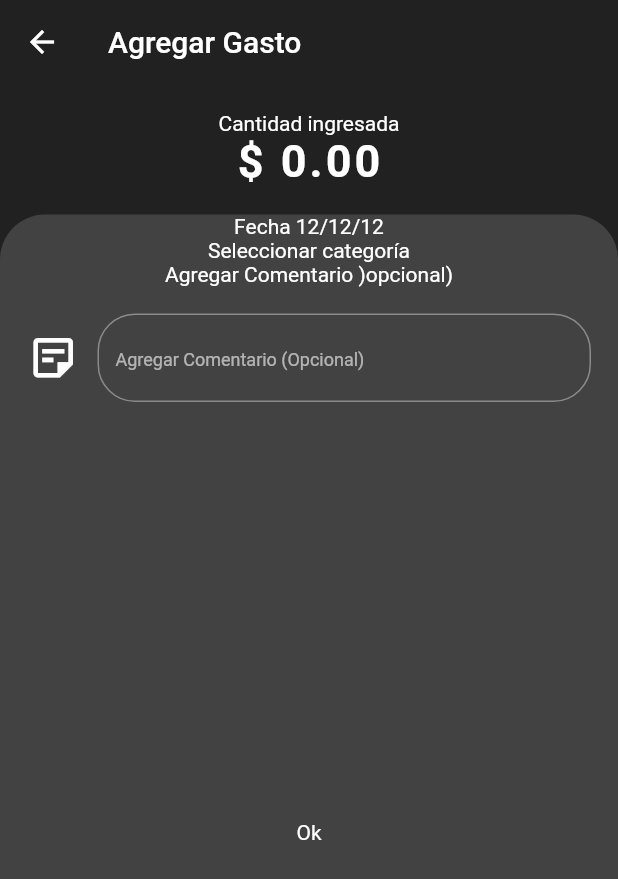
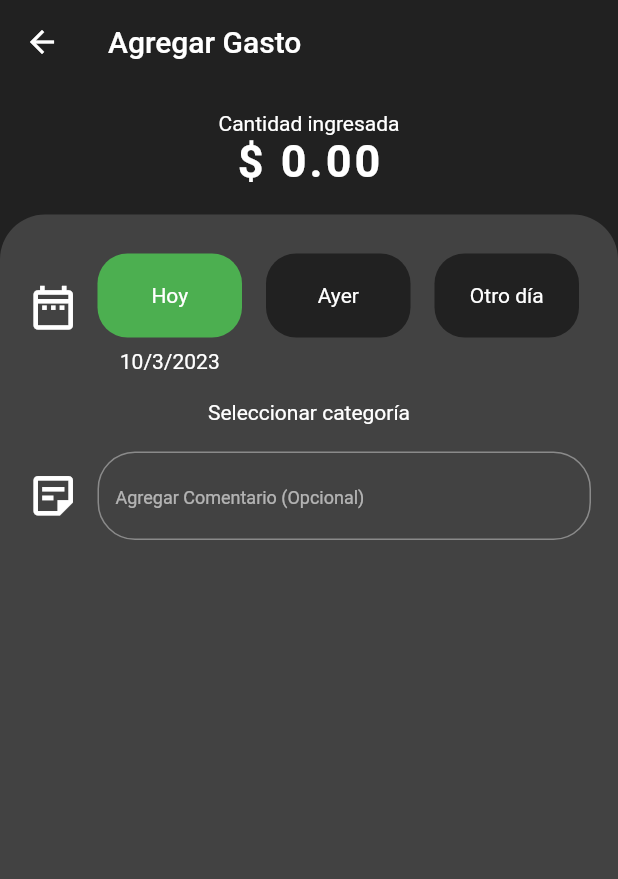
Before and after one commit to oscarvr10/Expenses-App, a Flutter app: the AddExpenses screen opened by its route, on a phone screen of 412 x 824 dp. Shown: the top 879 px of the screen. Run offline on Flutter 3.47's test engine with Material 2 defaults, Android fonts, the phone set to English and light mode, and no system bars; our stand-ins replace flutter_speed_dial.

Commit message:
Design for add expenses page 2

```diff
--- a/lib/main.dart
+++ b/lib/main.dart
@@ -2,6 +2,7 @@
 import 'package:exp_app/pages/add_expenses.dart';
 import 'package:exp_app/providers/ui_provider.dart';
 import 'package:flutter/material.dart';
+import 'package:flutter_localizations/flutter_localizations.dart';
 import 'package:provider/provider.dart';
 
 import 'pages/home_page.dart';
@@ -22,6 +23,13 @@
   Widget build(BuildContext context) {
     return MaterialApp(
       title: 'Material App',
+      localizationsDelegates: const [
+        GlobalMaterialLocalizations.delegate,
+      ],
+      supportedLocales: const [
+        Locale('es'),
+        Locale('en'),
+      ],
       theme: ThemeData.dark().copyWith(
         appBarTheme: AppBarTheme(
           backgroundColor: Colors.grey[900],
@@ -32,6 +40,9 @@
         floatingActionButtonTheme: const FloatingActionButtonThemeData(
           backgroundColor: Colors.lightGreen,
           foregroundColor: Colors.white,
+        ),
+        colorScheme: const ColorScheme.dark(
+          primary: Colors.green,
         ),
         scaffoldBackgroundColor: Colors.grey[900],
         primaryColorDark: Colors.grey[800],
--- /dev/null
+++ b/lib/models/combined_model.dart
@@ -0,0 +1,58 @@
+import 'dart:convert';
+
+CombinedModel combinedModelFromJson(String str) =>
+    CombinedModel.fromJson(json.decode(str));
+
+String combinedModelToJson(CombinedModel data) => json.encode(data.toJson());
+
+class CombinedModel {
+  CombinedModel({
+    this.id,
+    this.link,
+    this.year = 0,
+    this.month = 0,
+    this.day = 0,
+    this.category,
+    this.color,
+    this.icon,
+    this.comment = '',
+    this.amount = 0.0,
+  });
+
+  int? id;
+  int? link;
+  int year;
+  int month;
+  int day;
+  String? category;
+  String? color;
+  String? icon;
+  String comment;
+  double amount;
+
+  factory CombinedModel.fromJson(Map<String, dynamic> json) => CombinedModel(
+        id: json["id"],
+        link: json["link"],
+        year: json["year"],
+        month: json["month"],
+        day: json["day"],
+        category: json["category"],
+        color: json["color"],
+        icon: json["icon"],
+        comment: json["comment"],
+        amount: json["amount"]?.toDouble(),
+      );
+
+  Map<String, dynamic> toJson() => {
+        "id": id,
+        "link": link,
+        "year": year,
+        "month": month,
+        "day": day,
+        "category": category,
+        "color": color,
+        "icon": icon,
+        "comment": comment,
+        "amount": amount,
+      };
+}
--- a/lib/pages/add_expenses.dart
+++ b/lib/pages/add_expenses.dart
@@ -1,4 +1,6 @@
+import 'package:exp_app/models/combined_model.dart';
 import 'package:exp_app/utils/constants.dart';
+import 'package:exp_app/widgets/add_expenses_wt/date_picker.dart';
 import 'package:flutter/material.dart';
 
 import '../widgets/add_expenses_wt/bs_num_keyboard.dart';
@@ -9,19 +11,16 @@
 
   @override
   Widget build(BuildContext context) {
-    return GestureDetector(
-      behavior: HitTestBehavior.opaque,
-      onTap: () {
-        FocusScope.of(context).unfocus();
-      },
-      child: Scaffold(
+    CombinedModel cModel = CombinedModel();
+
+    return Scaffold(
       appBar: AppBar(
         title: const Text('Agregar Gasto'),
         elevation: 0.0,
       ),
       body: Column(
         children: [
-            const BSNumKeyboard(),
+          BSNumKeyboard(cModel: cModel),
           Expanded(
             child: Container(
               width: double.infinity,
@@ -30,14 +29,18 @@
               ),
               child: Column(
                 mainAxisAlignment: MainAxisAlignment.center,
-                  children: const [
-                    Text('Fecha 12/12/12'),
-                    Text('Seleccionar categoría'),
-                    Text('Agregar Comentario )opcional)'),
-                    CommentBox(),
+                children: [
+                  DatePicker(cModel: cModel),
+                  const Text('Seleccionar categoría'),
+                  CommentBox(cModel: cModel),
                   Expanded(
                     child: Center(
-                        child: Text('Ok'),
+                      child: GestureDetector(
+                        child: const Text(''),
+                        onTap: () {
+                          print(cModel.amount);
+                        },
+                      ),
                     ),
                   ),
                 ],
@@ -46,7 +49,6 @@
           )
         ],
       ),
-      ),
     );
   }
 }
--- a/lib/widgets/add_expenses_wt/bs_num_keyboard.dart
+++ b/lib/widgets/add_expenses_wt/bs_num_keyboard.dart
@@ -1,8 +1,11 @@
 import 'package:exp_app/utils/constants.dart';
 import 'package:flutter/material.dart';
 
+import '../../models/combined_model.dart';
+
 class BSNumKeyboard extends StatefulWidget {
-  const BSNumKeyboard({super.key});
+  final CombinedModel cModel;
+  const BSNumKeyboard({super.key, required this.cModel});
 
   @override
   State<BSNumKeyboard> createState() => _BSNumKeyboardState();
@@ -10,6 +13,12 @@
 
 class _BSNumKeyboardState extends State<BSNumKeyboard> {
   String amount = '0.00';
+
+  @override
+  void initState() {
+    amount = widget.cModel.amount.toStringAsFixed(2);
+    super.initState();
+  }
 
   @override
   Widget build(BuildContext context) {
@@ -45,6 +54,7 @@
       onTap: () {
         setState(() {
           amount += _text;
+          widget.cModel.amount = double.parse(amount);
         });
       },
       child: SizedBox(
@@ -59,6 +69,11 @@
         ),
       ),
     );
+  }
+
+  _expenseChange(String amount) {
+    if (amount == '') amount = '0.00';
+    widget.cModel.amount = double.parse(amount);
   }
 
   _numPad() {
@@ -128,12 +143,14 @@
                                     if (amount.length > 0.0) {
                                       amount = amount.substring(
                                           0, amount.length - 1);
+                                      _expenseChange(amount);
                                     }
                                   });
                                 },
                                 onLongPress: () {
                                   setState(() {
                                     amount = '';
+                                    _expenseChange(amount);
                                   });
                                 },
                                 child: SizedBox(
@@ -157,6 +174,7 @@
                               onTap: () {
                                 setState(() {
                                   amount = '0.00';
+                                  _expenseChange(amount);
                                   Navigator.pop(context);
                                 });
                               },
@@ -169,6 +187,7 @@
                               onTap: () {
                                 setState(() {
                                   if (amount.length == 0.0) amount = '0.00';
+                                  _expenseChange(amount);
                                   Navigator.pop(context);
                                 });
                               },
--- a/lib/widgets/add_expenses_wt/comment_box.dart
+++ b/lib/widgets/add_expenses_wt/comment_box.dart
@@ -1,10 +1,14 @@
+import 'package:exp_app/models/combined_model.dart';
 import 'package:flutter/material.dart';
 
 class CommentBox extends StatelessWidget {
-  const CommentBox({super.key});
+  final CombinedModel cModel;
+  const CommentBox({super.key, required this.cModel});
 
   @override
   Widget build(BuildContext context) {
+    String _text = cModel.comment;
+
     return Padding(
       padding: const EdgeInsets.all(18.0),
       child: Row(
@@ -18,9 +22,10 @@
           ),
           Expanded(
             child: TextFormField(
+              initialValue: _text,
               cursorColor: Colors.green,
               keyboardType: TextInputType.text,
-              maxLength: 10,
+              maxLength: 20,
               decoration: InputDecoration(
                 counterText: '',
                 hintText: 'Agregar Comentario (Opcional)',
@@ -37,6 +42,9 @@
                   ),
                 ),
               ),
+              onChanged: (value) {
+                cModel.comment = value;
+              },
             ),
           )
         ],
--- /dev/null
+++ b/lib/widgets/add_expenses_wt/date_picker.dart
@@ -0,0 +1,136 @@
+import 'package:exp_app/models/combined_model.dart';
+import 'package:flutter/material.dart';
+
+class DatePicker extends StatefulWidget {
+  final CombinedModel cModel;
+
+  const DatePicker({super.key, required this.cModel});
+
+  @override
+  State<DatePicker> createState() => _DatePickerState();
+}
+
+class _DatePickerState extends State<DatePicker> {
+  String selectedDay = 'Hoy';
+
+  @override
+  void initState() {
+    if (widget.cModel.day == 0) {
+      widget.cModel.year = DateTime.now().year;
+      widget.cModel.month = DateTime.now().month;
+      widget.cModel.day = DateTime.now().day;
+    } else {
+      selectedDay = 'Otro día';
+    }
+
+    super.initState();
+  }
+
+  @override
+  Widget build(BuildContext context) {
+    DateTime _date = DateTime.now();
+    var _widgets = <Widget>[];
+
+    _widgets.insert(0, const Icon(Icons.date_range_outlined, size: 35.0));
+    _widgets.insert(1, const SizedBox(width: 4));
+
+    _calendar() {
+      showDatePicker(
+        context: context,
+        locale: const Locale('es', 'ES'),
+        initialDate: _date.subtract(const Duration(days: 2)),
+        firstDate: _date.subtract(const Duration(days: 30)),
+        lastDate: _date.subtract(const Duration(days: 2)),
+      ).then((value) {
+        setState(() {
+          if (value != null) {
+            widget.cModel.year = value.year;
+            widget.cModel.month = value.month;
+            widget.cModel.day = value.day;
+          } else {
+            setState(() {
+              selectedDay = 'Hoy';
+            });
+          }
+        });
+      });
+    }
+
+    Map<String, DateTime> items = {
+      'Hoy': _date,
+      'Ayer': _date.subtract(const Duration(hours: 24)),
+      'Otro día': _date
+    };
+
+    items.forEach(
+      (name, date) {
+        _widgets.add(
+          Expanded(
+            child: GestureDetector(
+              onTap: () {
+                setState(() {
+                  selectedDay = name;
+                  widget.cModel.year = date.year;
+                  widget.cModel.month = date.month;
+                  widget.cModel.day = date.day;
+
+                  if (name == 'Otro día') _calendar();
+                });
+              },
+              child: DatePickerContainer(
+                cModel: widget.cModel,
+                name: name,
+                isSelected: name == selectedDay,
+              ),
+            ),
+          ),
+        );
+      },
+    );
+    return Padding(
+      padding: const EdgeInsets.all(18.0),
+      child: Row(children: _widgets),
+    );
+  }
+}
+
+class DatePickerContainer extends StatelessWidget {
+  final CombinedModel cModel;
+  final String name;
+  final bool isSelected;
+
+  const DatePickerContainer(
+      {super.key,
+      required this.cModel,
+      required this.name,
+      required this.isSelected});
+
+  @override
+  Widget build(BuildContext context) {
+    return Column(
+      children: [
+        Padding(
+          padding: const EdgeInsets.all(8.0),
+          child: Container(
+            padding: const EdgeInsets.all(20.0),
+            decoration: BoxDecoration(
+              color: isSelected
+                  ? Colors.green
+                  : Theme.of(context).scaffoldBackgroundColor,
+              borderRadius: BorderRadius.circular(20.0),
+            ),
+            child: Center(
+              child: Text(name),
+            ),
+          ),
+        ),
+        isSelected
+            ? FittedBox(
+                fit: BoxFit.fitWidth,
+                child: Text('${cModel.day}/${cModel.month}/${cModel.year}'),
+              )
+            : const Text('')
+      ],
+    );
+  }
+}
--- a/pubspec.yaml
+++ b/pubspec.yaml
@@ -29,6 +29,8 @@
 # versions available, run `flutter pub outdated`.
 dependencies:
   flutter:
+    sdk: flutter
+  flutter_localizations:
     sdk: flutter
 
 
```
Lines whose indentation alone changed are shown as unchanged.
